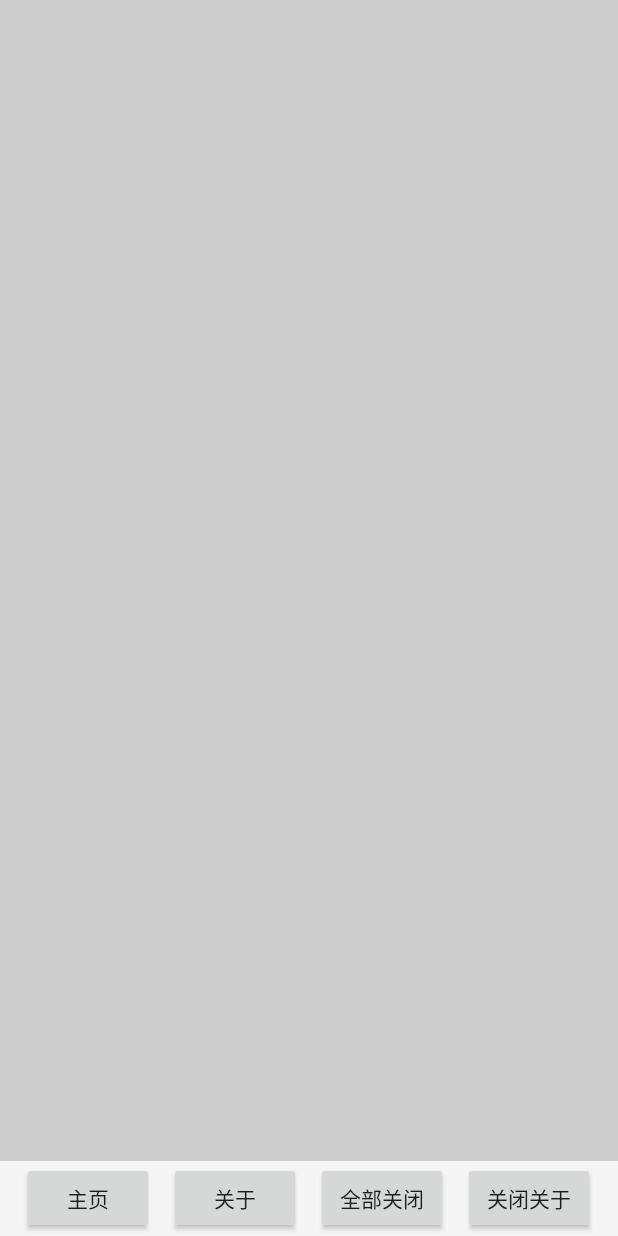
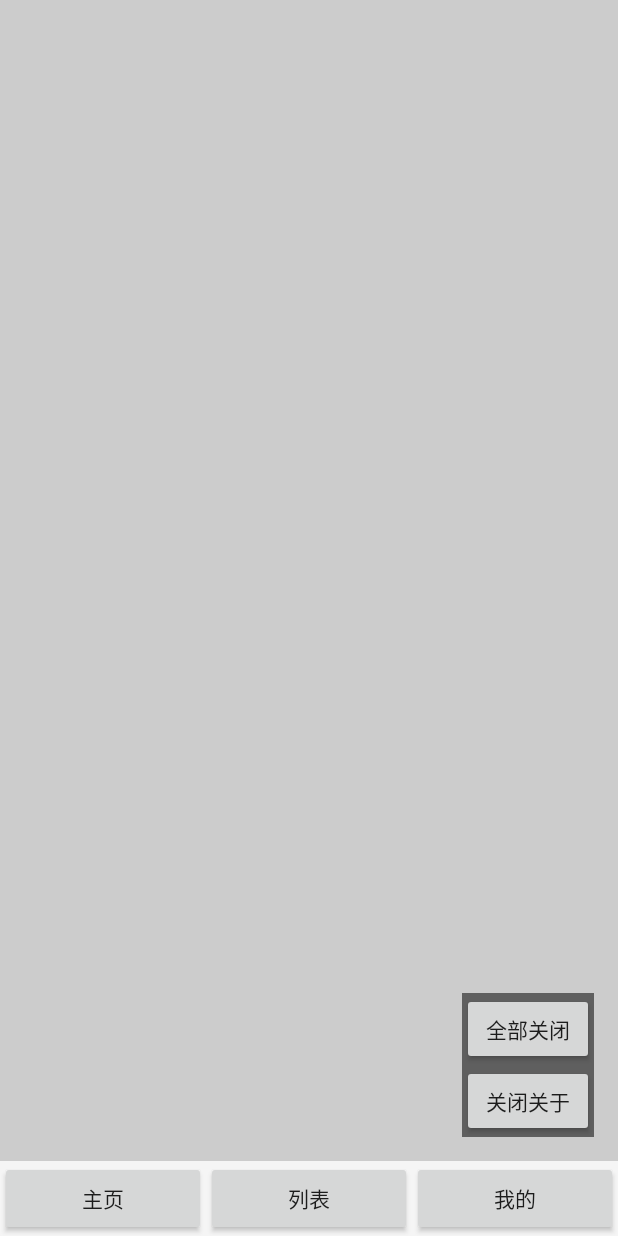
Before and after one commit to DarklyCoder/ViewNavigator, an Android app: the layout view_page_index.xml on its own in the app's theme, with its tools: preview values and no code run, on a phone screen of 412 x 824 dp. Run offline under Robolectric (Android 15) with nearby library versions, the phone set to English and light mode, and no system bars.

Commit message:
feat: update

```diff
--- a/app/src/main/java/com/darklycoder/viewnavigator/demo/DataParam.kt
+++ b/app/src/main/java/com/darklycoder/viewnavigator/demo/DataParam.kt
@@ -1,3 +1,3 @@
 package com.darklycoder.viewnavigator.demo
 
-data class DataParam(val type: Int)
+data class DataParam(val type: Int, val desc: String? = null)
--- a/app/src/main/res/layout/view_page_desc.xml
+++ b/app/src/main/res/layout/view_page_desc.xml
@@ -4,6 +4,7 @@
     android:layout_height="match_parent">
 
     <TextView
+        android:id="@+id/tv_desc"
         android:layout_width="wrap_content"
         android:layout_height="wrap_content"
         android:layout_gravity="center"
--- a/app/src/main/res/layout/view_page_index.xml
+++ b/app/src/main/res/layout/view_page_index.xml
@@ -5,11 +5,38 @@
     android:orientation="vertical">
 
     <FrameLayout
-        android:id="@+id/fl_container"
         android:layout_width="match_parent"
         android:layout_height="0dp"
-        android:layout_weight="1"
-        android:background="#CCC" />
+        android:layout_weight="1">
+
+        <FrameLayout
+            android:id="@+id/fl_container"
+            android:layout_width="match_parent"
+            android:layout_height="match_parent"
+            android:background="#CCC" />
+
+        <LinearLayout
+            android:layout_width="wrap_content"
+            android:layout_height="wrap_content"
+            android:layout_gravity="right|bottom"
+            android:layout_margin="16dp"
+            android:background="#88000000"
+            android:orientation="vertical">
+
+            <Button
+                android:id="@+id/btn_close"
+                android:layout_width="wrap_content"
+                android:layout_height="wrap_content"
+                android:text="全部关闭" />
+
+            <Button
+                android:id="@+id/btn_close_about"
+                android:layout_width="wrap_content"
+                android:layout_height="wrap_content"
+                android:text="关闭关于" />
+
+        </LinearLayout>
+    </FrameLayout>
 
     <LinearLayout
         android:layout_width="match_parent"
@@ -19,31 +46,27 @@
 
         <Button
             android:id="@+id/btn_main"
-            android:layout_width="wrap_content"
-            android:layout_height="wrap_content"
+            android:layout_width="0dp"
+            android:layout_height="match_parent"
+            android:layout_weight="1"
+            android:gravity="center"
             android:text="主页" />
 
         <Button
-            android:id="@+id/btn_about"
-            android:layout_width="wrap_content"
-            android:layout_height="wrap_content"
-            android:layout_marginLeft="10dp"
-            android:text="关于" />
+            android:id="@+id/btn_list"
+            android:layout_width="0dp"
+            android:layout_height="match_parent"
+            android:layout_weight="1"
+            android:gravity="center"
+            android:text="列表" />
 
         <Button
-            android:id="@+id/btn_close"
-            android:layout_width="wrap_content"
-            android:layout_height="wrap_content"
-            android:layout_marginLeft="10dp"
-            android:text="全部关闭" />
-
-        <Button
-            android:id="@+id/btn_close_about"
-            android:layout_width="wrap_content"
-            android:layout_height="wrap_content"
-            android:layout_marginLeft="10dp"
-            android:text="关闭关于" />
-
+            android:id="@+id/btn_myself"
+            android:layout_width="0dp"
+            android:layout_height="match_parent"
+            android:layout_weight="1"
+            android:gravity="center"
+            android:text="我的" />
     </LinearLayout>
 
 </LinearLayout>
--- a/navigator/src/main/java/com/darklycoder/viewnavigator/impl/PageView.kt
+++ b/navigator/src/main/java/com/darklycoder/viewnavigator/impl/PageView.kt
@@ -32,6 +32,7 @@ open class PageView @JvmOverloads constructor(
 
     // 存放子界面
     private var mContainerView: ViewGroup? = null
+
     // 存放 mContainerView 里显示的界面
     private var mPages: ArrayList<Pair<String, IPageView>> = ArrayList()
     private var mIntent: ViewIntent? = null
@@ -158,7 +159,7 @@ open class PageView @JvmOverloads constructor(
     }
 
     open fun onOriginShow(isInit: Boolean, params: Any?) {
-        VLog.d("onShow: $isInit ${javaClass.simpleName}")
+        VLog.d("onShow-> isInit: $isInit, ${javaClass.simpleName}")
     }
 
     fun setOnResult(resultCode: Int, bundle: Bundle? = null) {
```
Also changed, not shown: app/src/main/AndroidManifest.xml (+5 -3 lines), app/src/main/java/com/darklycoder/viewnavigator/demo/pages/Paths.kt (+7 -4 lines), app/src/main/java/com/darklycoder/viewnavigator/demo/pages/desc/DescView.kt (+10 -0 lines), app/src/main/java/com/darklycoder/viewnavigator/demo/pages/index/IndexView.kt (+28 -3 lines), app/src/main/java/com/darklycoder/viewnavigator/demo/pages/list/NewsListView.kt (added, +42 -0 lines), app/src/main/java/com/darklycoder/viewnavigator/demo/pages/my/MyView.kt (added, +20 -0 lines), app/src/main/res/layout/view_page_my.xml (added, +8 -0 lines), app/src/main/res/layout/view_page_news_list.xml (added, +12 -0 lines).
